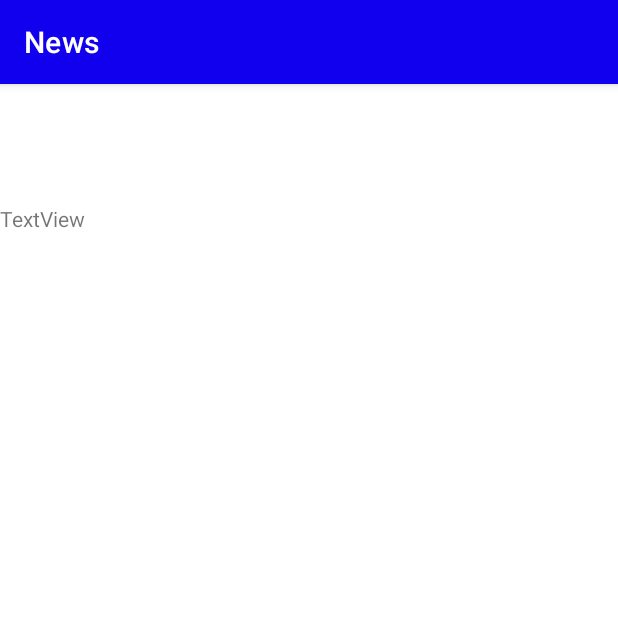
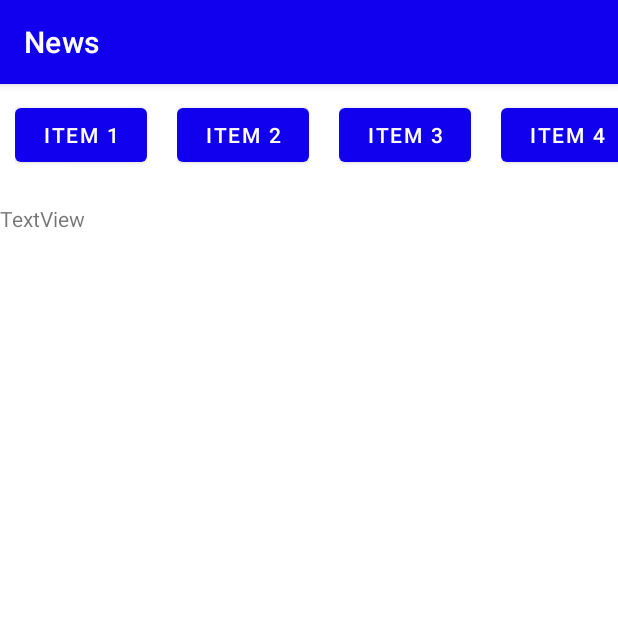
Before and after one commit to YaroslavLy/App-News, an Android app: the screen it shows after launch (MainActivity), on a phone screen of 412 x 824 dp, the top half of it. Run offline under Robolectric (Android 15) with nearby library versions, the phone set to English and light mode, and no system bars.

Commit message:
recyclerview category add

```diff
--- a/app/build.gradle
+++ b/app/build.gradle
@@ -40,4 +40,10 @@ dependencies {
     testImplementation 'junit:junit:4.13.2'
     androidTestImplementation 'androidx.test.ext:junit:1.1.3'
     androidTestImplementation 'androidx.test.espresso:espresso-core:3.4.0'
+
+    // for adding recyclerview
+    //implementation 'androidx.recyclerview:recyclerview:1.7.0'
+
+    // for adding cardview
+    implementation 'androidx.cardview:cardview:1.0.0'
 }
--- a/app/src/main/AndroidManifest.xml
+++ b/app/src/main/AndroidManifest.xml
@@ -14,7 +14,7 @@
         android:theme="@style/Theme.MyAppNews"
         tools:targetApi="31">
         <activity
-            android:name=".MainActivity"
+            android:name=".ui.MainActivity"
             android:exported="true">
             <intent-filter>
                 <action android:name="android.intent.action.MAIN" />
--- a/app/src/main/java/com/example/myappnews/MainActivity.kt
+++ /dev/null
@@ -1,12 +0,0 @@
-package com.example.myappnews
-
-import androidx.appcompat.app.AppCompatActivity
-import android.os.Bundle
-
-class MainActivity : AppCompatActivity() {
-    override fun onCreate(savedInstanceState: Bundle?) {
-        super.onCreate(savedInstanceState)
-        setContentView(R.layout.activity_main)
-
-    }
-}
--- /dev/null
+++ b/app/src/main/java/com/example/myappnews/data/CategoriesViewModel.kt
@@ -0,0 +1,4 @@
+package com.example.myappnews.data
+
+class CategoriesViewModel(val text:String) {
+}
--- /dev/null
+++ b/app/src/main/java/com/example/myappnews/data/test.kt
@@ -0,0 +1,4 @@
+package com.example.myappnews.data
+
+class test {
+}
--- /dev/null
+++ b/app/src/main/java/com/example/myappnews/ui/MainActivity.kt
@@ -0,0 +1,36 @@
+package com.example.myappnews.ui
+
+import CategoriesAdapter
+import androidx.appcompat.app.AppCompatActivity
+import android.os.Bundle
+import androidx.recyclerview.widget.LinearLayoutManager
+import androidx.recyclerview.widget.RecyclerView
+import com.example.myappnews.R
+import com.example.myappnews.data.CategoriesViewModel
+
+class MainActivity : AppCompatActivity() {
+    override fun onCreate(savedInstanceState: Bundle?) {
+        super.onCreate(savedInstanceState)
+        setContentView(R.layout.activity_main)
+
+        val recyclerview = findViewById<RecyclerView>(R.id.category)
+
+        // this creates a vertical layout Manager
+        recyclerview.layoutManager = LinearLayoutManager(this,LinearLayoutManager.HORIZONTAL,false)
+
+        // ArrayList of class ItemsViewModel
+        val data = ArrayList<CategoriesViewModel>()
+
+        // This loop will create 20 Views containing
+        // the image with the count of view
+        for (i in 1..20) {
+            data.add(CategoriesViewModel("Item " + i))
+        }
+
+        // This will pass the ArrayList to our Adapter
+        val adapter = CategoriesAdapter(data)
+
+        // Setting the Adapter with the recyclerview
+        recyclerview.adapter = adapter
+    }
+}
--- /dev/null
+++ b/app/src/main/java/com/example/myappnews/ui/adapters/CategoriesAdapter.kt
@@ -0,0 +1,46 @@
+import android.view.LayoutInflater
+import android.view.View
+import android.view.ViewGroup
+import android.widget.Button
+import android.widget.ImageView
+import android.widget.TextView
+import androidx.recyclerview.widget.RecyclerView
+import com.example.myappnews.R
+import com.example.myappnews.data.CategoriesViewModel
+
+class CategoriesAdapter(private val mList: List<CategoriesViewModel>) : RecyclerView.Adapter<CategoriesAdapter.ViewHolder>() {
+
+    // create new views
+    override fun onCreateViewHolder(parent: ViewGroup, viewType: Int): ViewHolder {
+        // inflates the card_view_design view
+        // that is used to hold list item
+        val view = LayoutInflater.from(parent.context)
+            .inflate(R.layout.item_category, parent, false)
+
+        return ViewHolder(view)
+    }
+
+    // binds the list items to a view
+    override fun onBindViewHolder(holder: ViewHolder, position: Int) {
+
+        val ItemsViewModel = mList[position]
+
+        // sets the image to the imageview from our itemHolder class
+        //holder.imageView.setImageResource(ItemsViewModel.image)
+
+        // sets the text to the textview from our itemHolder class
+        holder.button.text = ItemsViewModel.text
+
+    }
+
+    // return the number of the items in the list
+    override fun getItemCount(): Int {
+        return mList.size
+    }
+
+    // Holds the views for adding it to image and text
+    class ViewHolder(ItemView: View) : RecyclerView.ViewHolder(ItemView) {
+        //val imageView: ImageView = itemView.findViewById(R.id.imageview)
+        val button: Button = itemView.findViewById(R.id.button)
+    }
+}
--- a/app/src/main/res/layout/activity_main.xml
+++ b/app/src/main/res/layout/activity_main.xml
@@ -4,7 +4,7 @@
     xmlns:tools="http://schemas.android.com/tools"
     android:layout_width="match_parent"
     android:layout_height="match_parent"
-    tools:context=".MainActivity">
+    tools:context=".ui.MainActivity">
 
     <LinearLayout
         android:layout_width="0dp"
@@ -16,6 +16,7 @@
         app:layout_constraintTop_toTopOf="parent">
 
         <androidx.recyclerview.widget.RecyclerView
+            android:id="@+id/category"
             android:layout_width="match_parent"
             android:layout_height="match_parent"
             android:layout_weight="3.25"
--- a/app/src/main/res/layout/item_category.xml
+++ b/app/src/main/res/layout/item_category.xml
@@ -1,14 +1,13 @@
 <?xml version="1.0" encoding="utf-8"?>
-<androidx.constraintlayout.widget.ConstraintLayout xmlns:android="http://schemas.android.com/apk/res/android"
-    xmlns:tools="http://schemas.android.com/tools"
-    android:layout_width="match_parent"
-    android:layout_height="match_parent">
+<LinearLayout xmlns:android="http://schemas.android.com/apk/res/android"
+    android:layout_width="wrap_content"
+    android:layout_height="match_parent"
+    android:orientation="vertical"
+    android:padding="10dp">
 
     <Button
         android:id="@+id/button"
         android:layout_width="wrap_content"
         android:layout_height="wrap_content"
-        android:text="Button"
-        tools:layout_editor_absoluteX="16dp"
-        tools:layout_editor_absoluteY="18dp" />
-</androidx.constraintlayout.widget.ConstraintLayout>
+        android:text="Button" />
+</LinearLayout>
```
